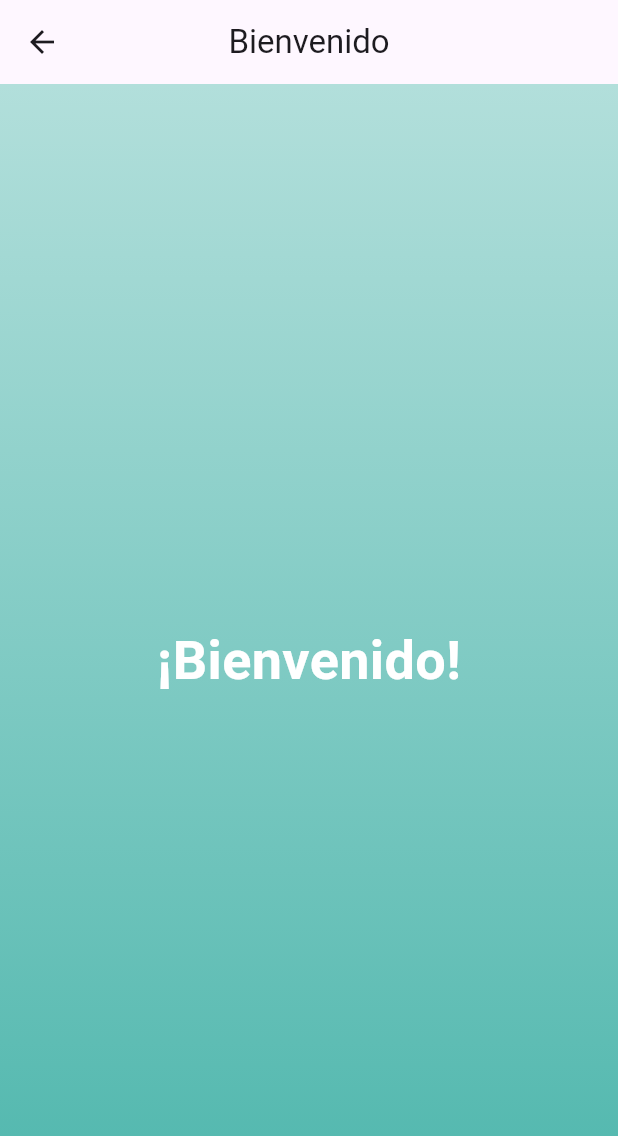
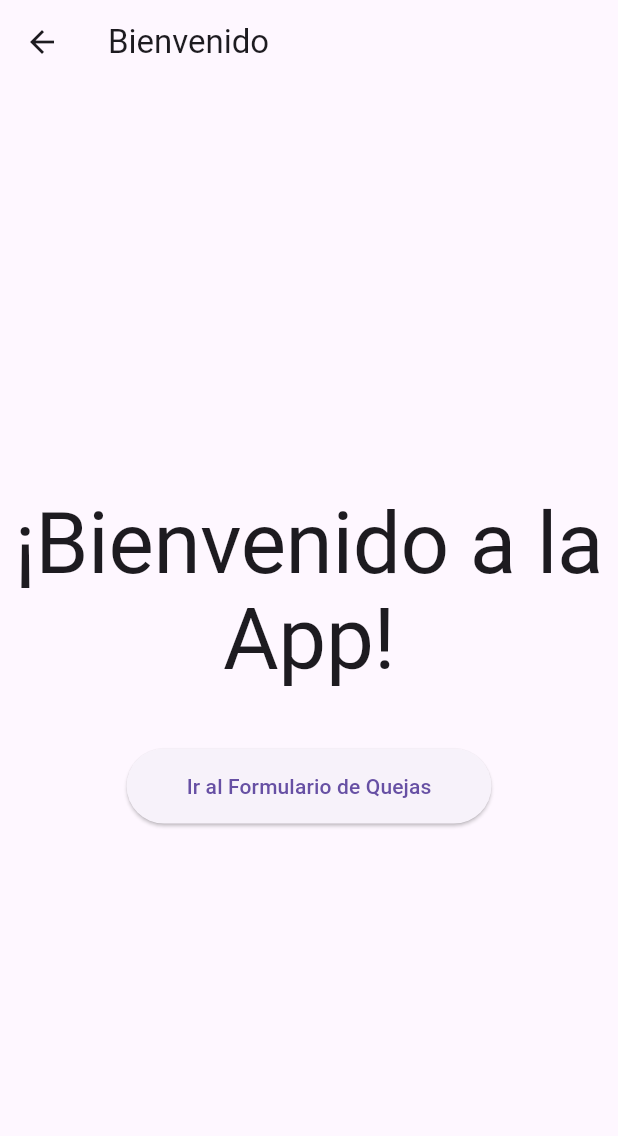
Before and after one commit to AgataxS/LoginAPPFLUT, a Flutter app: the WelcomeView screen opened by its route, on a phone screen of 412 x 824 dp. Shown: the top 1136 px of the screen. Run offline on Flutter 3.47's test engine with Material 3 defaults, Android fonts, the phone set to English and light mode, and no system bars.

Commit message:
Formulario Queja

```diff
--- a/lib/views/welcome_view.dart
+++ b/lib/views/welcome_view.dart
@@ -6,25 +6,30 @@ class WelcomeView extends StatelessWidget {
     return Scaffold(
       appBar: AppBar(
         title: Text('Bienvenido'),
-        centerTitle: true,
       ),
-      body: Container(
-        decoration: BoxDecoration(
-          gradient: LinearGradient(
-            colors: [Colors.teal[100]!, Colors.teal[300]!],
-            begin: Alignment.topCenter,
-            end: Alignment.bottomCenter,
-          ),
-        ),
-        child: Center(
-          child: Text(
-            '¡Bienvenido!',
-            style: TextStyle(
-              fontSize: 36,
-              fontWeight: FontWeight.bold,
-              color: Colors.white,
+      body: Center(
+        child: Column(
+          mainAxisAlignment: MainAxisAlignment.center,
+          children: [
+            Text(
+              '¡Bienvenido a la App!',
+              style: Theme.of(context).textTheme.displayLarge,
+              textAlign: TextAlign.center,
             ),
-          ),
+            SizedBox(height: 40),
+            ElevatedButton(
+              onPressed: () {
+                Navigator.pushNamed(context, '/complaint');
+              },
+              child: Text('Ir al Formulario de Quejas'),
+              style: ElevatedButton.styleFrom(
+                padding: EdgeInsets.symmetric(horizontal: 40, vertical: 15),
+                shape: RoundedRectangleBorder(
+                  borderRadius: BorderRadius.circular(30),
+                ),
+              ),
+            ),
+          ],
         ),
       ),
     );
```
Also changed, not shown: lib/main.dart (+3 -27 lines), lib/views/complaint_form_view.dart (added, +192 -0 lines), lib/views/main_view.dart (+7 -0 lines).
